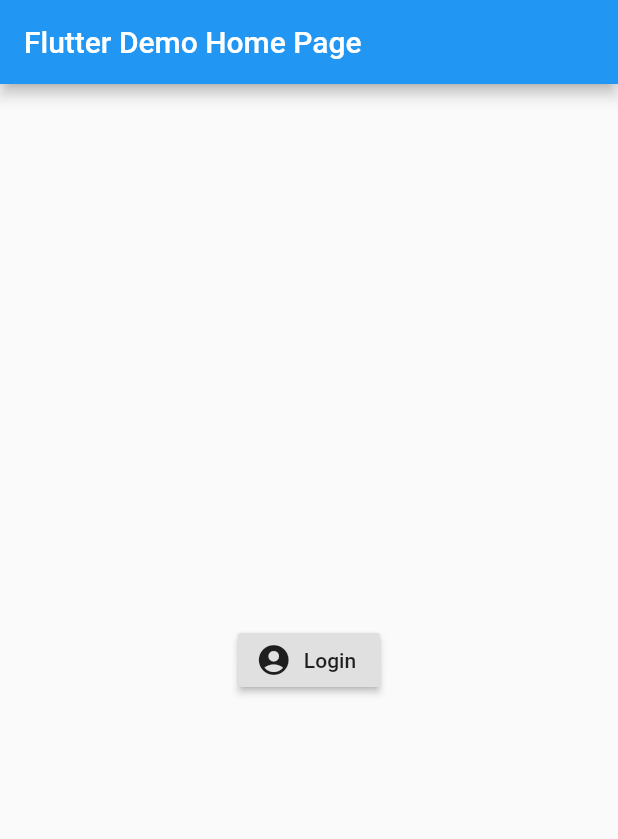
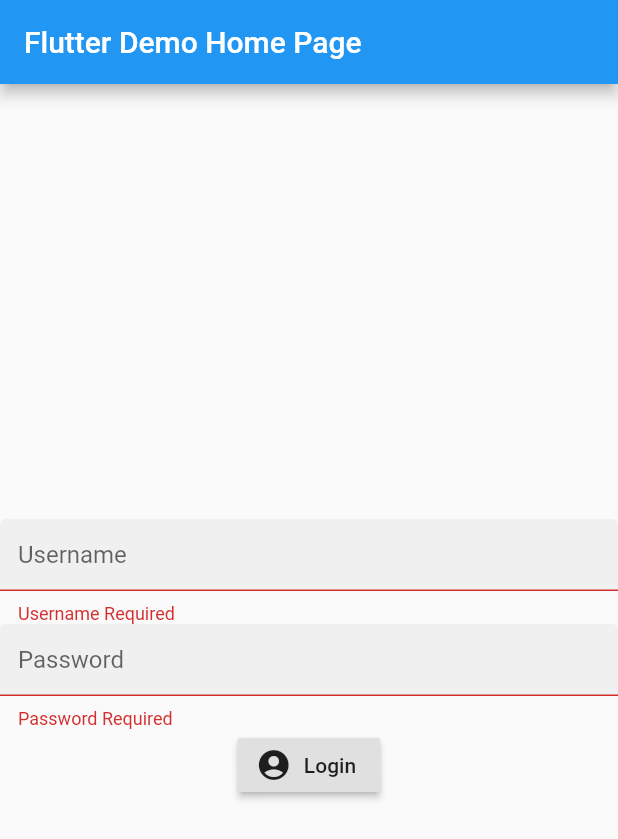
Before and after one commit to rodydavis/firebase.dart, a Flutter app: the screen it shows after launch, after a tap on "Login", on a phone screen of 412 x 824 dp. Shown: the top 839 px of the screen. Run offline on Flutter 3.47's test engine with Material 2 defaults, Android fonts, the phone set to English and light mode, and no system bars; missing offline and left inert: dart:html.

```diff
--- a/example/lib/main.dart
+++ b/example/lib/main.dart
@@ -25,30 +25,47 @@ class MyHomePage extends StatefulWidget {
   _MyHomePageState createState() => _MyHomePageState();
 }
 
+const kApiKey = 'AIzaSyAhTLKUpaeOKcb0JD2e9OVKcdPOPRBbCPM'; //'FIREBASE_API_KEY';
+
 class _MyHomePageState extends State<MyHomePage> {
   FirestoreClient _client;
+  final _formKey = GlobalKey<FormState>();
+  bool _loading = false;
+  String _username, _password;
+
   void _login() async {
-    final client = FirestoreClient(
-      'USERNAME_FOR_USER',
-      'PASSWORD_FOR_USER',
-      'FIREBASE_API_KEY',
-    );
+    if (_formKey.currentState.validate()) {
+      _formKey.currentState.save();
+      _setLoding(true);
+      final client = FirestoreClient(_username, _password, kApiKey);
+      try {
         await client.login();
-    try {
         if (mounted && client != null) {
           print('token: ${client?.token?.accessToken}');
-        setState(() {
           _client = client;
-        });
         }
       } on Exception catch (e) {
         print(e);
       }
     }
+    _setLoding(false);
+  }
+
+  void _setLoding(bool value) {
+    if (mounted)
+      setState(() {
+        _loading = value;
+      });
+  }
 
   void _getUsers() async {
-    final _data = await _client.document('users/LLftEJzjYFPbKZuqJDdh').get();
-    print('Data: ${_data.json}');
+    final _path =
+        _client.collection('users'); //.document('LLftEJzjYFPbKZuqJDdh');
+    print('Data: ${_path.path} ${_path.pathComponents} ${_path.documentID}');
+    final _data = await _path.snapshots();
+    for (var snapshot in _data) {
+      print(snapshot.data);
+    }
   }
 
   @override
@@ -57,24 +74,55 @@ class _MyHomePageState extends State<MyHomePage> {
       appBar: AppBar(
         title: Text(widget.title),
       ),
-      body: Center(
+      body: Builder(
+        builder: (_) {
+          if (_client == null || !_client.isAuthorized) {
+            return Center(
+              child: Form(
+                key: _formKey,
                 child: Column(
                   mainAxisAlignment: MainAxisAlignment.center,
                   children: <Widget>[
+                    TextFormField(
+                      decoration:
+                          InputDecoration(filled: true, hintText: 'Username'),
+                      onSaved: (val) => _username = val,
+                      validator: (val) =>
+                          val.isEmpty ? 'Username Required' : null,
+                    ),
+                    TextFormField(
+                      decoration:
+                          InputDecoration(filled: true, hintText: 'Password'),
+                      onSaved: (val) => _password = val,
+                      validator: (val) =>
+                          val.isEmpty ? 'Password Required' : null,
+                      obscureText: true,
+                    ),
                     RaisedButton.icon(
                       icon: Icon(Icons.account_circle),
                       label: Text('Login'),
-              onPressed: _login,
+                      onPressed: _loading ? null : _login,
                     ),
-            if (_client != null) ...[
+                    if (_loading) ...[CircularProgressIndicator()],
+                  ],
+                ),
+              ),
+            );
+          }
+
+          return Center(
+            child: Column(
+              mainAxisAlignment: MainAxisAlignment.center,
+              children: <Widget>[
                 RaisedButton.icon(
                   icon: Icon(Icons.people),
                   label: Text('Get users'),
                   onPressed: _getUsers,
                 ),
               ],
-          ],
             ),
+          );
+        },
       ),
     );
   }
--- a/example/pubspec.yaml
+++ b/example/pubspec.yaml
@@ -14,7 +14,7 @@ description: A new Flutter project.
 version: 1.0.0+1
 
 environment:
-  sdk: ">=2.1.0 <3.0.0"
+  sdk: ">=2.2.2 <3.0.0"
 
 dependencies:
   flutter:
--- a/lib/src/client.dart
+++ b/lib/src/client.dart
@@ -20,8 +20,8 @@ abstract class FirestoreClient {
 
   Future login();
 
-  Future<List<DocumentSnapshot>> listDocumentSnapshots(String id);
-  Future<DocumentSnapshot> getDocumentSnapshot(String id);
+  Future<List<DocumentSnapshot>> listDocumentSnapshots(String path);
+  Future<DocumentSnapshot> getDocumentSnapshot(String path);
 
   /// Gets a [CollectionReference] for the specified Firestore path.
   CollectionReference collection(String path);
--- a/lib/src/types/collection_reference.dart
+++ b/lib/src/types/collection_reference.dart
@@ -11,6 +11,10 @@ class CollectionReference implements FirestoreReference {
 
   @override
   final List<String> pathComponents;
+
+  @override
+  bool operator ==(dynamic o) =>
+      o is DocumentReference && o.client == client && o.path == path;
 
   /// ID of the referenced collection.
   String get id => _pathComponents.isEmpty ? null : _pathComponents.last;
@@ -27,10 +31,6 @@ class CollectionReference implements FirestoreReference {
       (List<String>.from(_pathComponents)..removeLast()),
     );
   }
-
-  @override
-  bool operator ==(dynamic o) =>
-      o is DocumentReference && o.client == client && o.path == path;
 
   /// Slash-delimited path representing the database location of this query.
   String get path => _pathComponents.join('/');
@@ -54,4 +54,8 @@ class CollectionReference implements FirestoreReference {
     }
     return DocumentReference(client, childPath);
   }
+
+  Future<List<DocumentSnapshot>> snapshots() async {
+    return client.listDocumentSnapshots('$path');
+  }
 }
--- a/lib/src/types/document_reference.dart
+++ b/lib/src/types/document_reference.dart
@@ -34,6 +34,6 @@ class DocumentReference implements FirestoreReference {
   ///
   /// If no document exists, the read will return null.
   Future<DocumentSnapshot> get() async {
-    return client.getDocumentSnapshot('$path/$documentID');
+    return client.getDocumentSnapshot('$path');
   }
 }
--- a/lib/src/types/document_snapshot.dart
+++ b/lib/src/types/document_snapshot.dart
@@ -1,7 +1,10 @@
 part of firestore_api;
 
 class DocumentSnapshot implements FirestoreObject {
-  DocumentSnapshot(this.client, this._path, this.json);
+  DocumentSnapshot(this.client, this.json);
+
+  /// Reads individual values from the snapshot
+  dynamic operator [](String key) => json[key];
 
   @override
   final FirestoreClient client;
@@ -9,20 +12,31 @@ class DocumentSnapshot implements FirestoreObject {
   @override
   final Map<String, dynamic> json;
 
-  final String _path;
-
   /// Gets a [DocumentReference] for the specified Firestore path.
   DocumentReference get reference {
-    assert(_path != null);
-    return DocumentReference(client, _path.split('/'));
+    assert(path != null);
+    return DocumentReference(client, path.split('/'));
   }
 
-  /// Reads individual values from the snapshot
-  dynamic operator [](String key) => json[key];
-
   /// Returns the ID of the snapshot's document
-  String get documentID => _path.split('/').last;
+  String get documentID => path.split('/').last;
 
   /// Returns `true` if the document exists.
   bool get exists => json != null;
+
+  String get path => json['name'];
+
+  DateTime get dateCreate => json['createTime'];
+
+  DateTime get dateUpdated => json['updateTime'];
+
+  Map<String, dynamic> get data {
+    Map<String, dynamic> _data = {};
+    final Map<String, dynamic> _fields = json['fields'];
+    for (var f in _fields.keys) {
+      final _item = _fields[f];
+      _data['$f'] = _item['stringValue'];
+    }
+    return _data;
+  }
 }
```
Also changed, not shown: lib/src/impl/common/http.dart (+3 -5 lines), 25 other files. Lines whose indentation alone changed are shown as unchanged.
